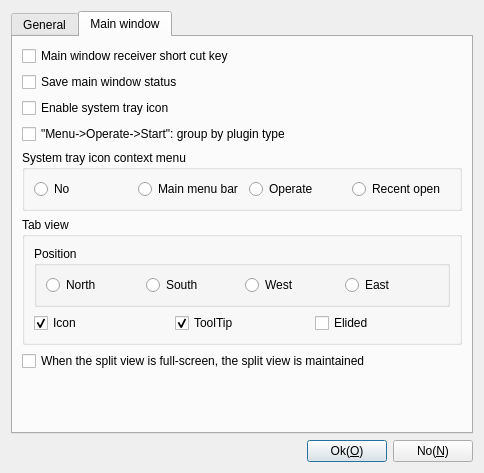
Before: the Qt Designer form App/Client/ParameterDlgSettings.ui in KangLin/RabbitRemoteControl, drawn with Qt 5.
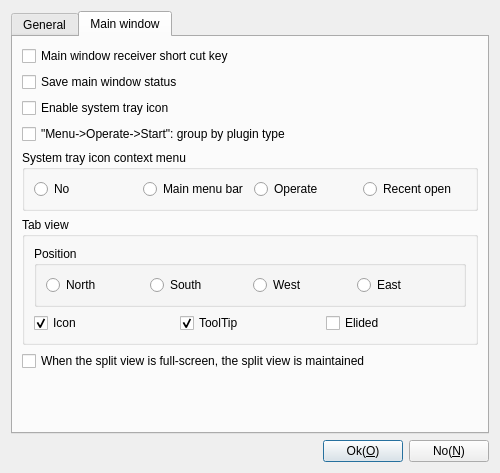
After: the same form once the commit is applied. The open tabs and pages were chosen to show the change. Icons and pictures are not drawn.

Diff of the .ui file:
```diff
--- a/App/Client/ParameterDlgSettings.ui
+++ b/App/Client/ParameterDlgSettings.ui
@@ -6,7 +6,7 @@
    <rect>
     <x>0</x>
     <y>0</y>
-    <width>484</width>
+    <width>500</width>
     <height>473</height>
    </rect>
   </property>
```
Left out of the diff: 2 changed lines with no effect on the pictures.
